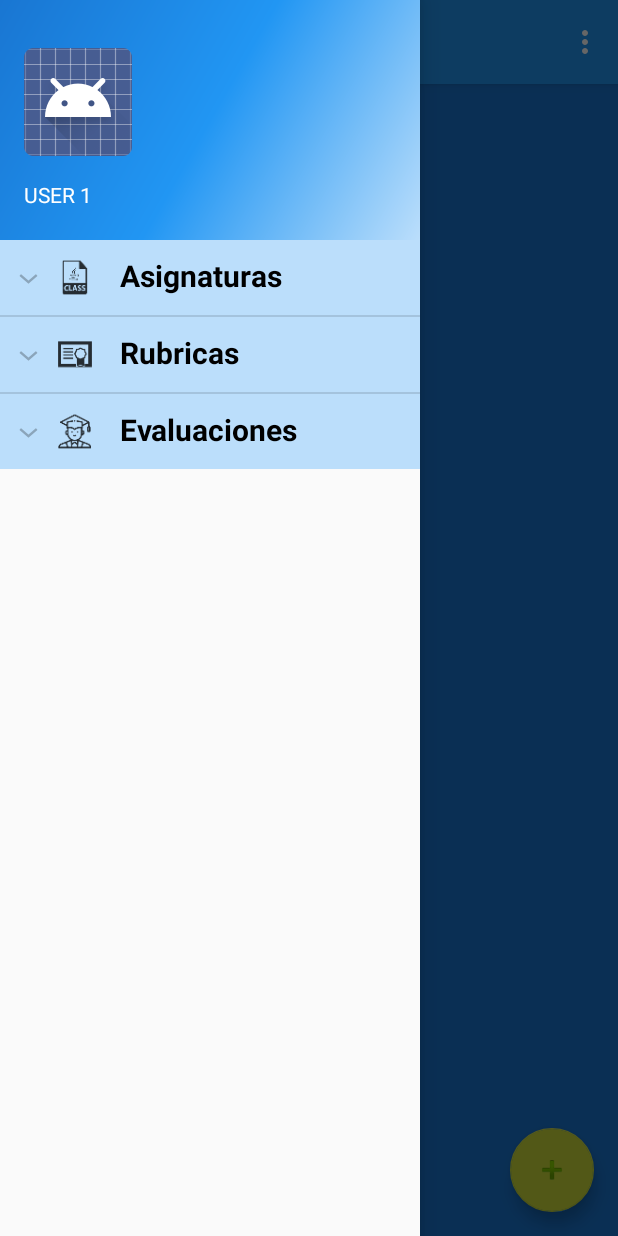
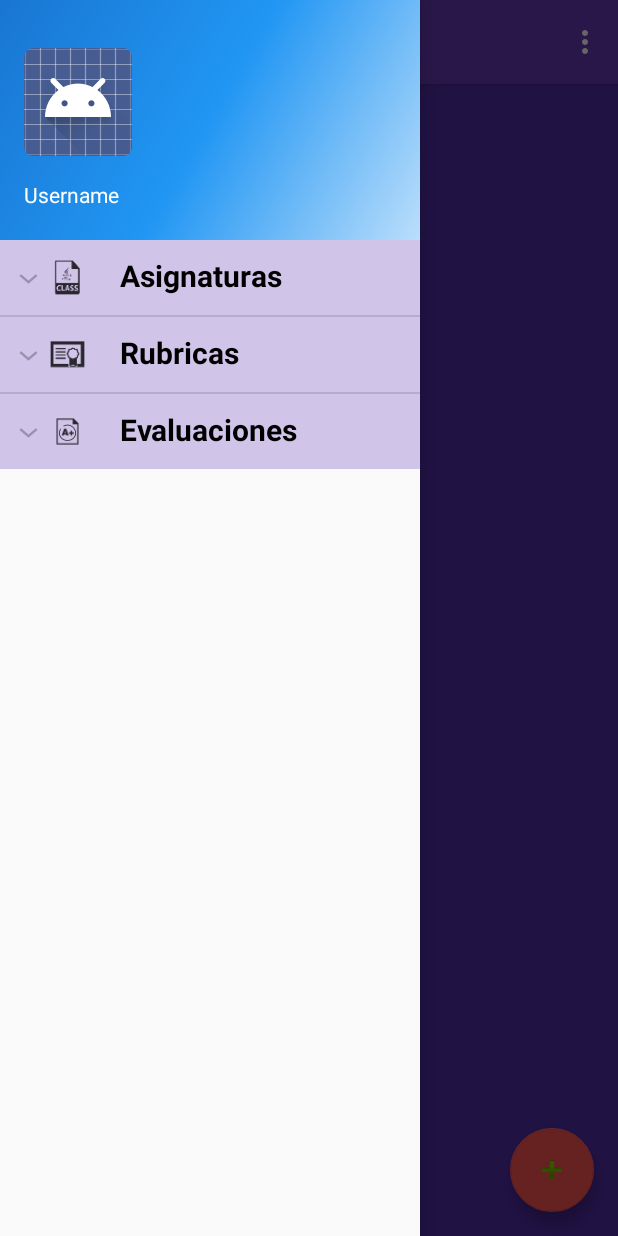
Before and after one commit to lscantillo/ProjectMidSem-master, an Android app: the screen it shows after launch (MainActivity), with the side drawer open, on a phone screen of 412 x 824 dp. Run offline under Robolectric (Android 15) with nearby library versions, the phone set to English and light mode, and no system bars.

Commit message:
ADD NEW ACTIVITIES

```diff
--- a/app/src/main/AndroidManifest.xml
+++ b/app/src/main/AndroidManifest.xml
@@ -20,7 +20,8 @@
             </intent-filter>
         </activity>
         <activity android:name=".campos" />
-        <activity android:name=".rubricas"></activity>
+        <activity android:name=".rubricas" />
+        <activity android:name=".categorias"></activity>
     </application>
 
 </manifest>
--- a/app/src/main/java/com/uninorte/projectmidsem/ExpandableListAdapter.java
+++ b/app/src/main/java/com/uninorte/projectmidsem/ExpandableListAdapter.java
@@ -39,7 +39,8 @@ public class ExpandableListAdapter extends BaseExpandableListAdapter {
     @Override
     public int getChildrenCount(int groupPosition) {
         int childCount = 0;
-        if (groupPosition != 2) {
+        int groupPositionLength = groupPosition + 1;
+        if (groupPosition != groupPositionLength) {
             childCount = this.mListDataChild.get(this.mListDataHeader.get(groupPosition))
                     .size();
         }
--- a/app/src/main/java/com/uninorte/projectmidsem/MainActivity.java
+++ b/app/src/main/java/com/uninorte/projectmidsem/MainActivity.java
@@ -26,7 +26,7 @@ import java.util.ArrayList;
 import java.util.HashMap;
 import java.util.List;
 
-public class MainActivity extends AppCompatActivity implements NavigationView.OnNavigationItemSelectedListener {
+public class MainActivity extends AppCompatActivity  {
 
     DrawerLayout mDrawerLayout;
     ExpandableListAdapter mMenuAdapter;
@@ -64,9 +64,10 @@ public class MainActivity extends AppCompatActivity implements NavigationView.On
                     case 0:
                         switch (in_cd) {
                             case 0:
-
+                                Log.d("DEBUG", "Hicieron click en agregar asignaturas");
                                 break;
                             case 1:
+                                Log.d("DEBUG", "Hicieron click en ver asignaturas");
                                 break;
                         }
                         break;
@@ -125,7 +126,7 @@ public class MainActivity extends AppCompatActivity implements NavigationView.On
         toggle.syncState();
 
         NavigationView navigationView = (NavigationView) findViewById(R.id.nav_view);
-        navigationView.setNavigationItemSelectedListener(this);
+//        navigationView.setNavigationItemSelectedListener(this);
     }
 
 
@@ -146,16 +147,17 @@ public class MainActivity extends AppCompatActivity implements NavigationView.On
 
         ExpandedMenuModel item3 = new ExpandedMenuModel();
         item3.setIconName("Evaluaciones");
-        item3.setIconImg(R.drawable.ic_student);
+        item3.setIconImg(R.drawable.ic_evaluation);
         listDataHeader.add(item3);
 
         // Adding child data
         List<String> heading1 = new ArrayList<>();
         heading1.add("Agregar asignatura");
         heading1.add("Ver asignatura");
+        heading1.add("Asignar evaluación");
 
         List<String> heading2 = new ArrayList<>();
-        heading2.add("Agregar rubricas");
+        heading2.add("Crear rubricas");
         heading2.add("Ver rubricas");
 
         List<String> heading3 = new ArrayList<>();
@@ -215,28 +217,5 @@ public class MainActivity extends AppCompatActivity implements NavigationView.On
 //        return super.onOptionsItemSelected(item);
     }
 
-    @SuppressWarnings("StatementWithEmptyBody")
-    @Override
-    public boolean onNavigationItemSelected(MenuItem item) {
-        // Handle navigation view item clicks here.
-        int id = item.getItemId();
 
-        if (id == R.id.nav_subject) {
-            // Handle the camera action
-        } else if (id == R.id.nav_gallery) {
-
-        } else if (id == R.id.nav_slideshow) {
-
-        } else if (id == R.id.nav_manage) {
-
-        } else if (id == R.id.nav_share) {
-
-        } else if (id == R.id.nav_send) {
-
-        }
-
-        DrawerLayout drawer = (DrawerLayout) findViewById(R.id.drawer_layout);
-        drawer.closeDrawer(GravityCompat.START);
-        return true;
-    }
 }
--- a/app/src/main/res/layout/listheader.xml
+++ b/app/src/main/res/layout/listheader.xml
@@ -1,5 +1,6 @@
 <?xml version="1.0" encoding="utf-8"?>
 <LinearLayout xmlns:android="http://schemas.android.com/apk/res/android"
+    xmlns:tools="http://schemas.android.com/tools"
     android:layout_width="match_parent"
     android:layout_height="80dp"
     android:orientation="vertical">
@@ -7,16 +8,17 @@
     <LinearLayout
         android:layout_width="match_parent"
         android:layout_height="match_parent"
-        android:layout_marginLeft="20dp"
-        android:orientation="horizontal">
+        android:layout_marginStart="20dp"
+        android:orientation="horizontal"
+        tools:ignore="UseCompoundDrawables,UselessParent">
 
         <ImageView
             android:id="@+id/iconimage"
             android:layout_width="50dp"
             android:layout_height="50dp"
-            android:paddingBottom="10dp"
-            android:paddingLeft="10dp"
-            android:paddingTop="10dp"/>
+            android:paddingStart="10dp"
+            android:paddingEnd="10dp"
+            tools:ignore="ContentDescription" />
 
         <TextView
             android:id="@+id/submenu"
--- a/app/src/main/res/layout/nav_header_main.xml
+++ b/app/src/main/res/layout/nav_header_main.xml
@@ -17,19 +17,20 @@
         android:layout_width="wrap_content"
         android:layout_height="wrap_content"
         android:paddingTop="@dimen/nav_header_vertical_spacing"
-        app:srcCompat="@android:drawable/sym_def_app_icon" />
+        app:srcCompat="@android:drawable/sym_def_app_icon"
+        android:contentDescription="@string/user_image" />
 
     <TextView
         android:layout_width="match_parent"
         android:layout_height="wrap_content"
         android:paddingTop="@dimen/nav_header_vertical_spacing"
-        android:text="USER 1"
+        android:text="@string/username"
         android:textAppearance="@style/TextAppearance.AppCompat.Body1" />
 
     <TextView
         android:id="@+id/textView"
         android:layout_width="wrap_content"
         android:layout_height="wrap_content"
-        android:text="user@email.com" />
+        android:text="@string/user_email" />
 
 </LinearLayout>
--- a/app/src/main/res/values/colors.xml
+++ b/app/src/main/res/values/colors.xml
@@ -1,7 +1,10 @@
 <?xml version="1.0" encoding="utf-8"?>
 <resources>
-    <color name="colorPrimary">#2196F3</color>
-    <color name="colorPrimaryDark">#1976D2</color>
-    <color name="colorAccent">#CDDC39</color>
-    <color name="colorPrimaryLight">#BBDEFB</color>
+    <color name="colorPrimary">#673AB7</color>
+    <color name="colorPrimaryDark">#512DA8</color>
+    <color name="colorPrimaryLight">#D1C4E9</color>
+    <color name="colorAccent">#FF5252</color>
+    <color name="colorPrimaryText">#212121</color>
+    <color name="colorSecondaryText">#757575</color>
+
 </resources>
--- a/app/src/main/res/values/strings.xml
+++ b/app/src/main/res/values/strings.xml
@@ -5,4 +5,8 @@
     <string name="navigation_drawer_close">Close navigation drawer</string>
     <string name="action_settings">Settings</string>
 
+    <string name="username">Username</string>
+    <string name="user_email">username@uninorte.edu.co</string>
+    <string name="user_image">user image profile</string>
+
 </resources>
```
Also changed, not shown: app/src/main/java/com/uninorte/projectmidsem/categorias.java (added, +13 -0 lines), app/src/main/java/com/uninorte/projectmidsem/dbrubricas.java (added, +57 -0 lines), app/src/main/java/com/uninorte/projectmidsem/rubricas.java (+34 -0 lines), app/src/main/res/layout/activity_categorias.xml (added, +135 -0 lines), app/src/main/res/layout/activity_rubricas.xml (+58 -11 lines), app/src/main/res/drawable-hdpi/ic_evaluation.png (added), app/src/main/res/drawable-mdpi/ic_evaluation.png (added), app/src/main/res/drawable-xhdpi/ic_evaluation.png (added), app/src/main/res/drawable-xxhdpi/ic_evaluation.png (added).
